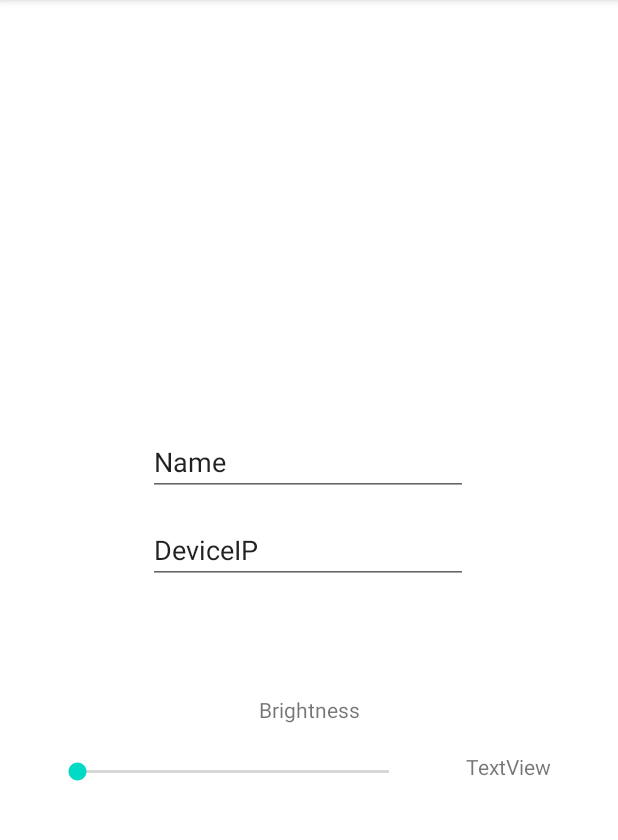
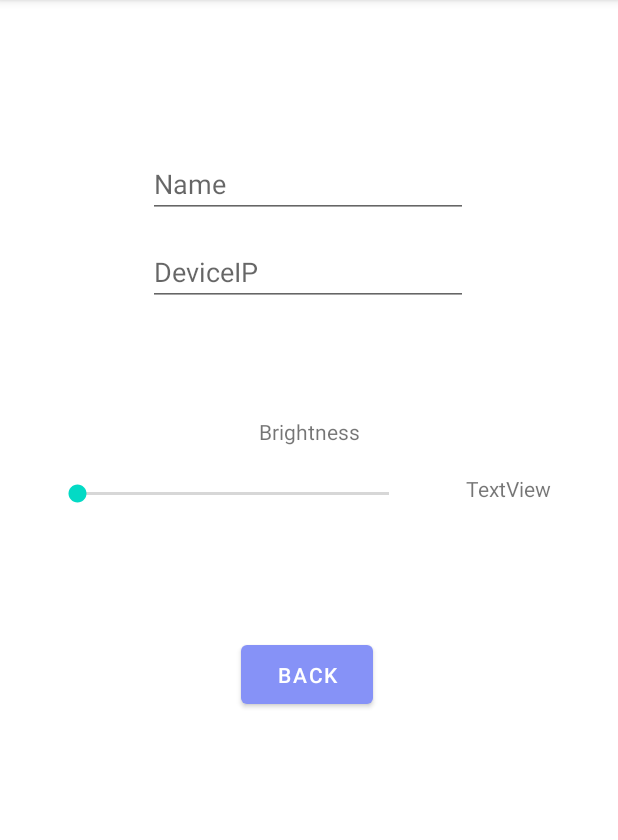
Before and after one commit to AndrewNVH/MDP_Project, an Android app: the HomeFragment screen opened directly, with no data from a screen before it, after a tap on "Tamura Hono", on a phone screen of 412 x 824 dp, the part 84-924 px from its top. Run offline under Robolectric (Android 15) with nearby library versions, the light colour scheme and no system bars.

Commit message:
Pindah Info ke Home Done

```diff
--- a/app/src/main/java/com/example/mdp_project/HomeFragment.kt
+++ b/app/src/main/java/com/example/mdp_project/HomeFragment.kt
@@ -61,9 +61,9 @@ class HomeFragment : Fragment(),  MemberListAdapter.OnItemClickListener{
     override fun onItemClick(position: Int) {
         // Handle item click
         val clickedItem = memberList[position]
-        parentFragmentManager.beginTransaction().replace(R.id.fragment_container, DeviceInfoFragment()).commit()
+        parentFragmentManager.beginTransaction().replace(R.id.fragment_container, InfoFragment()).commit()
 //        supportFragmentManager.beginTransaction().replace(R.id.fragment_container, HomeFragment()).commit()
-//        findNavController().navigate(R.id.action_homeFragment_to_DeviceInfoFragment)
+//        findNavController().navigate(R.id.action_homeFragment_to_infoFragment)
         Toast.makeText(requireContext(), "Clicked: $clickedItem", Toast.LENGTH_SHORT).show()
     }
 
--- a/app/src/main/java/com/example/mdp_project/DeviceInfoFragment.kt
+++ b/app/src/main/java/com/example/mdp_project/InfoFragment.kt
@@ -8,23 +8,34 @@ import android.view.ViewGroup
 import android.widget.SeekBar
 import android.widget.TextView
 import android.widget.Toast
+import androidx.navigation.fragment.findNavController
 import androidx.recyclerview.widget.RecyclerView
-import com.example.mdp_project.databinding.FragmentDeviceInfoBinding
+import com.example.mdp_project.databinding.FragmentInfoBinding
 
 
-class DeviceInfoFragment : Fragment() {
-    lateinit var binding: FragmentDeviceInfoBinding
+class InfoFragment : Fragment() {
+    lateinit var binding: FragmentInfoBinding
     override fun onCreateView(
         inflater: LayoutInflater, container: ViewGroup?,
         savedInstanceState: Bundle?
     ): View? {
-        binding = FragmentDeviceInfoBinding.inflate(inflater, container, false)
+        binding = FragmentInfoBinding.inflate(inflater, container, false)
         // Inflate the layout for this fragment
         return binding.root
     }
 
     override fun onViewCreated(view: View, savedInstanceState: Bundle?) {
         super.onViewCreated(view, savedInstanceState)
+
+
+        binding.btnBack.setOnClickListener {
+//            findNavController().popBackStack()
+//            findNavController().navigate(R.id.action_global_homeFragment)
+            parentFragmentManager.beginTransaction().replace(R.id.fragment_container, HomeFragment()).commit()
+//            findNavController().navigate(R.id.action_infoFragment_to_homeFragment)
+//                parentFragmentManager.beginTransaction().replace(, HomeFragment()).commit()
+//            finish()
+        }
 
         binding.seekBar.setOnSeekBarChangeListener(object :SeekBar.OnSeekBarChangeListener{
             override fun onProgressChanged(p0: SeekBar?, p1: Int, p2: Boolean) {
--- a/app/src/main/java/com/example/mdp_project/LoginActivity.kt
+++ b/app/src/main/java/com/example/mdp_project/LoginActivity.kt
@@ -26,7 +26,6 @@ class LoginActivity : AppCompatActivity() {
                     val configuration = resources.configuration
                     configuration.setLocale(locale)
                     resources.updateConfiguration(configuration, resources.displayMetrics)
-
                     recreate()
                 }
             }
@@ -35,7 +34,7 @@ class LoginActivity : AppCompatActivity() {
 
     override fun onResume() {
         super.onResume()
-        registerReceiver(languageChangeReceiver, IntentFilter("com.example.ACTION_LANGUAGE_CHANGED"))
+//        registerReceiver(languageChangeReceiver, IntentFilter("com.example.ACTION_LANGUAGE_CHANGED"))
     }
 
     override fun onPause() {
--- a/app/src/main/res/layout/fragment_device_info.xml
+++ /dev/null
@@ -1,72 +0,0 @@
-<?xml version="1.0" encoding="utf-8"?>
-<androidx.constraintlayout.widget.ConstraintLayout xmlns:android="http://schemas.android.com/apk/res/android"
-    xmlns:app="http://schemas.android.com/apk/res-auto"
-    xmlns:tools="http://schemas.android.com/tools"
-    android:id="@+id/frameLayout2"
-    android:layout_width="match_parent"
-    android:layout_height="match_parent"
-    tools:context=".DeviceInfoFragment">
-
-    <EditText
-        android:id="@+id/deviceIpAdd"
-        android:layout_width="wrap_content"
-        android:layout_height="wrap_content"
-        android:layout_marginTop="13dp"
-        android:duplicateParentState="true"
-        android:editable="false"
-        android:ems="10"
-        android:inputType="text"
-        android:text="DeviceIP"
-        app:layout_constraintEnd_toEndOf="parent"
-        app:layout_constraintHorizontal_bias="0.497"
-        app:layout_constraintStart_toStartOf="parent"
-        app:layout_constraintTop_toBottomOf="@+id/deviceName" />
-
-    <EditText
-        android:id="@+id/deviceName"
-        android:layout_width="wrap_content"
-        android:layout_height="wrap_content"
-        android:layout_marginTop="285dp"
-        android:ems="10"
-        android:inputType="text"
-        android:text="Name"
-        app:layout_constraintEnd_toEndOf="parent"
-        app:layout_constraintHorizontal_bias="0.497"
-        app:layout_constraintStart_toStartOf="parent"
-        app:layout_constraintTop_toTopOf="parent" />
-
-    <SeekBar
-        android:id="@+id/seekBar"
-        android:layout_width="240dp"
-        android:layout_height="23dp"
-        android:layout_marginTop="20dp"
-        android:max="100"
-        android:progress="0"
-        app:layout_constraintEnd_toEndOf="parent"
-        app:layout_constraintEnd_toStartOf="@+id/seekBarValue"
-        app:layout_constraintHorizontal_bias="0.5"
-        app:layout_constraintStart_toStartOf="parent"
-        app:layout_constraintTop_toBottomOf="@+id/brightnessText" />
-
-    <TextView
-        android:id="@+id/brightnessText"
-        android:layout_width="wrap_content"
-        android:layout_height="wrap_content"
-        android:layout_marginTop="74dp"
-        android:text="@string/brightness"
-        app:layout_constraintEnd_toEndOf="parent"
-        app:layout_constraintHorizontal_bias="0.5"
-        app:layout_constraintStart_toStartOf="parent"
-        app:layout_constraintTop_toBottomOf="@+id/deviceIpAdd" />
-
-    <TextView
-        android:id="@+id/seekBarValue"
-        android:layout_width="66dp"
-        android:layout_height="23dp"
-        android:layout_marginTop="501dp"
-        android:text="TextView"
-        app:layout_constraintEnd_toEndOf="parent"
-        app:layout_constraintHorizontal_bias="0.5"
-        app:layout_constraintStart_toEndOf="@+id/seekBar"
-        app:layout_constraintTop_toTopOf="parent" />
-</androidx.constraintlayout.widget.ConstraintLayout>
--- /dev/null
+++ b/app/src/main/res/layout/fragment_info.xml
@@ -0,0 +1,99 @@
+<?xml version="1.0" encoding="utf-8"?>
+<FrameLayout xmlns:android="http://schemas.android.com/apk/res/android"
+    xmlns:app="http://schemas.android.com/apk/res-auto"
+    xmlns:tools="http://schemas.android.com/tools"
+    android:layout_width="match_parent"
+    android:layout_height="match_parent"
+    tools:context=".InfoFragment">
+
+    <!-- TODO: Update blank fragment layout -->
+
+    <androidx.constraintlayout.widget.ConstraintLayout
+        android:id="@+id/frameLayout2"
+        android:layout_width="match_parent"
+        android:layout_height="match_parent"
+        tools:context=".DeviceInfoFragment">
+
+        <EditText
+            android:id="@+id/deviceIpAdd"
+            android:layout_width="wrap_content"
+            android:layout_height="wrap_content"
+            android:layout_marginTop="13dp"
+            android:duplicateParentState="true"
+            android:editable="false"
+            android:ems="10"
+            android:hint="DeviceIP"
+            android:inputType="text"
+            app:layout_constraintEnd_toEndOf="parent"
+            app:layout_constraintHorizontal_bias="0.497"
+            app:layout_constraintStart_toStartOf="parent"
+            app:layout_constraintTop_toBottomOf="@+id/deviceName" />
+
+        <EditText
+            android:id="@+id/deviceName"
+            android:layout_width="wrap_content"
+            android:layout_height="wrap_content"
+            android:layout_marginTop="100dp"
+            android:ems="10"
+            android:hint="Name"
+            android:inputType="text"
+            app:layout_constraintEnd_toEndOf="parent"
+            app:layout_constraintHorizontal_bias="0.497"
+            app:layout_constraintStart_toStartOf="parent"
+            app:layout_constraintTop_toTopOf="parent" />
+
+        <SeekBar
+            android:id="@+id/seekBar"
+            android:layout_width="240dp"
+            android:layout_height="23dp"
+            android:layout_marginTop="20dp"
+            android:max="100"
+            android:progress="0"
+            app:layout_constraintEnd_toEndOf="parent"
+            app:layout_constraintEnd_toStartOf="@+id/seekBarValue"
+            app:layout_constraintHorizontal_bias="0.5"
+            app:layout_constraintStart_toStartOf="parent"
+            app:layout_constraintTop_toBottomOf="@+id/brightnessText" />
+
+        <TextView
+            android:id="@+id/brightnessText"
+            android:layout_width="wrap_content"
+            android:layout_height="wrap_content"
+            android:layout_marginTop="74dp"
+            android:text="@string/brightness"
+            app:layout_constraintEnd_toEndOf="parent"
+            app:layout_constraintHorizontal_bias="0.5"
+            app:layout_constraintStart_toStartOf="parent"
+            app:layout_constraintTop_toBottomOf="@+id/deviceIpAdd" />
+
+        <TextView
+            android:id="@+id/seekBarValue"
+            android:layout_width="66dp"
+            android:layout_height="23dp"
+            android:layout_marginTop="316dp"
+            android:text="TextView"
+            app:layout_constraintEnd_toEndOf="parent"
+            app:layout_constraintHorizontal_bias="0.5"
+            app:layout_constraintStart_toEndOf="@+id/seekBar"
+            app:layout_constraintTop_toTopOf="parent" />
+
+        <Button
+            android:id="@+id/btnBack"
+            android:layout_width="wrap_content"
+            android:layout_height="wrap_content"
+            android:layout_marginStart="148dp"
+            android:layout_marginTop="83dp"
+            android:layout_marginEnd="148dp"
+            android:foregroundGravity="left"
+            android:paddingLeft="10dp"
+            android:paddingTop="10dp"
+            android:paddingRight="10dp"
+            android:paddingBottom="10dp"
+            android:text="Back"
+            app:layout_constraintEnd_toEndOf="parent"
+            app:layout_constraintHorizontal_bias="0.444"
+            app:layout_constraintStart_toStartOf="parent"
+            app:layout_constraintTop_toBottomOf="@+id/seekBar" />
+    </androidx.constraintlayout.widget.ConstraintLayout>
+
+</FrameLayout>
```
Also changed, not shown: app/src/main/java/com/example/mdp_project/AboutFragment.kt (+1 -34 lines), app/src/main/java/com/example/mdp_project/DashboardFragment.kt (+0 -10 lines), app/src/main/java/com/example/mdp_project/ShareFragment.kt (+0 -9 lines), app/src/main/res/navigation/nav_graph.xml (+11 -3 lines).
